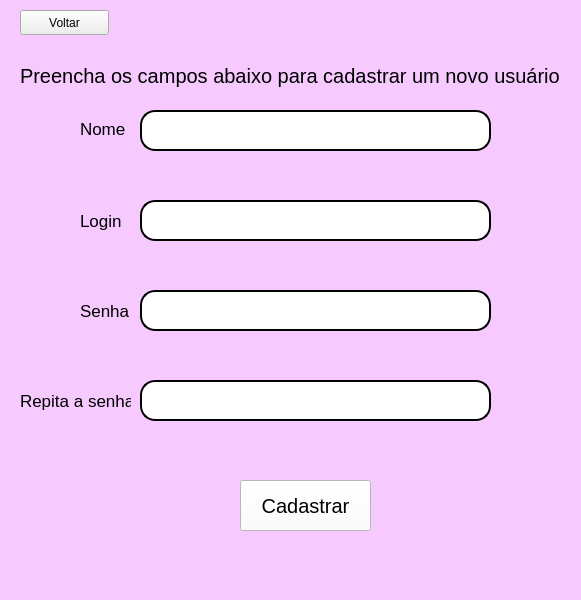
paulameg/TEI-projeto_final, file tela_cadastro.ui: the form before one commit.
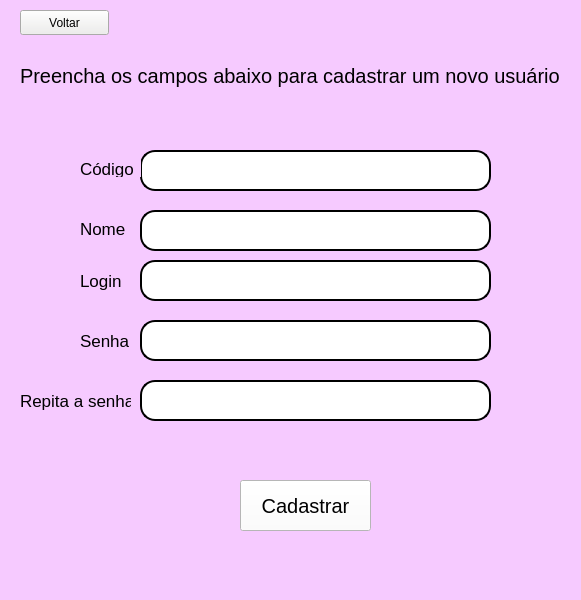
The form after the commit.

Commit message: Listar e excluir usuarios OK

```diff
--- a/tela_cadastro.ui
+++ b/tela_cadastro.ui
@@ -39,7 +39,7 @@
     <property name="geometry">
      <rect>
       <x>140</x>
-      <y>110</y>
+      <y>210</y>
       <width>351</width>
       <height>41</height>
      </rect>
@@ -72,7 +72,7 @@
     <property name="geometry">
      <rect>
       <x>140</x>
-      <y>200</y>
+      <y>260</y>
       <width>351</width>
       <height>41</height>
      </rect>
@@ -99,7 +99,7 @@
     <property name="geometry">
      <rect>
       <x>140</x>
-      <y>290</y>
+      <y>320</y>
       <width>351</width>
       <height>41</height>
      </rect>
@@ -180,7 +180,7 @@
     <property name="geometry">
      <rect>
       <x>80</x>
-      <y>120</y>
+      <y>220</y>
       <width>51</width>
       <height>17</height>
      </rect>
@@ -198,7 +198,7 @@
     <property name="geometry">
      <rect>
       <x>80</x>
-      <y>210</y>
+      <y>270</y>
       <width>51</width>
       <height>21</height>
      </rect>
@@ -216,7 +216,7 @@
     <property name="geometry">
      <rect>
       <x>80</x>
-      <y>300</y>
+      <y>330</y>
       <width>51</width>
       <height>21</height>
      </rect>
@@ -282,6 +282,57 @@
      <string/>
     </property>
    </widget>
+   <widget class="QLineEdit" name="lineEdit_5">
+    <property name="geometry">
+     <rect>
+      <x>140</x>
+      <y>150</y>
+      <width>351</width>
+      <height>41</height>
+     </rect>
+    </property>
+    <property name="font">
+     <font>
+      <pointsize>20</pointsize>
+     </font>
+    </property>
+    <property name="styleSheet">
+     <string notr="true">background-color:rgb(255,255,255);
+border-radius:15px;
+border-style:outset;
+border-width:2px;</string>
+    </property>
+    <property name="inputMethodHints">
+     <set>Qt::ImhHiddenText</set>
+    </property>
+    <property name="text">
+     <string/>
+    </property>
+    <property name="placeholderText">
+     <string/>
+    </property>
+    <property name="clearButtonEnabled">
+     <bool>false</bool>
+    </property>
+   </widget>
+   <widget class="QLabel" name="label_7">
+    <property name="geometry">
+     <rect>
+      <x>80</x>
+      <y>160</y>
+      <width>61</width>
+      <height>17</height>
+     </rect>
+    </property>
+    <property name="font">
+     <font>
+      <pointsize>13</pointsize>
+     </font>
+    </property>
+    <property name="text">
+     <string>Código</string>
+    </property>
+   </widget>
   </widget>
   <widget class="QMenuBar" name="menubar">
    <property name="geometry">
```
The commit also changes 2 other files.
